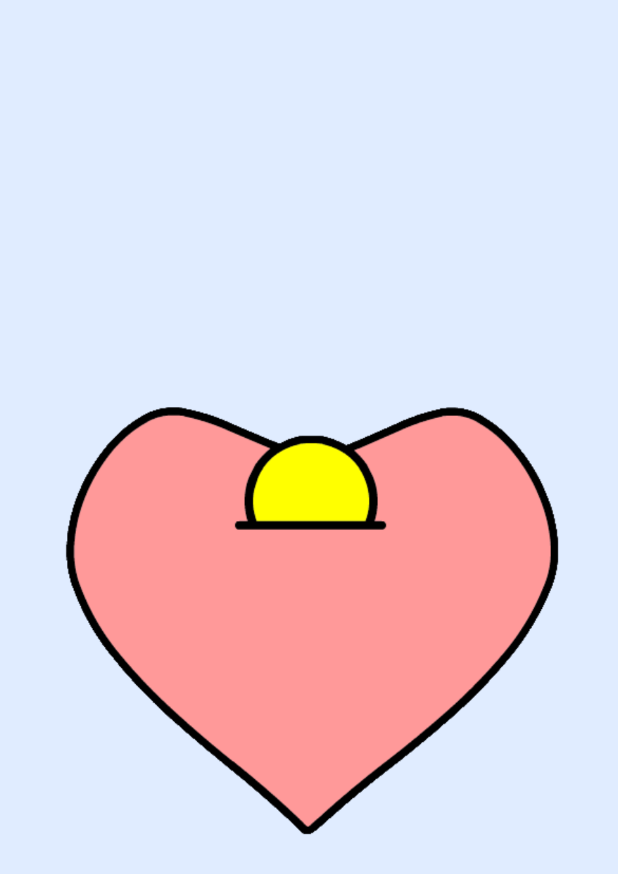
After one commit to vico37/ProjetSaeDon, an Android app: the SplashActivity screen opened directly, with no data from a screen before it, on a phone screen of 412 x 824 dp. The commit adds this screen. Shown: the top 874 px of the screen. Run offline under Robolectric (Android 15) with nearby library versions, the phone set to English and light mode, and no system bars.

Commit message:
Ajout du Splash ( Xml + Java )

```diff
--- /dev/null
+++ b/app/src/main/java/iut/dam/projetsaedon/login/LoginActivity.java
@@ -0,0 +1,4 @@
+package iut.dam.projetsaedon.login;
+
+public class LoginActivity {
+}
--- /dev/null
+++ b/app/src/main/java/iut/dam/projetsaedon/splash/SplashActivity.java
@@ -0,0 +1,25 @@
+package iut.dam.projetsaedon.splash;
+
+import android.content.Intent;
+import android.os.Bundle;
+import android.os.Handler;
+import android.os.Looper;
+
+import androidx.appcompat.app.AppCompatActivity;
+
+import iut.dam.projetsaedon.R;
+import iut.dam.projetsaedon.login.LoginActivity;
+
+public class SplashActivity extends AppCompatActivity {
+
+    private static final int SPLASH_DURATION = 2000; // 2 secondes
+    @Override
+    protected void onCreate(Bundle savedInstanceState) {
+        super.onCreate(savedInstanceState);
+        setContentView(R.layout.activity_splash);
+        new Handler(Looper.getMainLooper()).postDelayed(() -> {
+            startActivity(new Intent(SplashActivity.this, LoginActivity.class));
+            finish();
+        }, SPLASH_DURATION);
+    }
+}
--- /dev/null
+++ b/app/src/main/res/layout/activity_splash.xml
@@ -0,0 +1,19 @@
+<?xml version="1.0" encoding="utf-8"?>
+<LinearLayout
+    xmlns:android="http://schemas.android.com/apk/res/android"
+    xmlns:tools="http://schemas.android.com/tools"
+    android:id="@+id/main"
+    android:layout_width="match_parent"
+    android:layout_height="match_parent"
+    android:orientation="vertical"
+    android:gravity="center"
+    tools:context=".splash.SplashActivity"
+    android:background="@color/BleuFond">
+    <ImageView
+        android:id="@+id/imageView"
+        android:layout_width="wrap_content"
+        android:layout_height="349dp"
+        android:layout_margin="16dp"
+        android:adjustViewBounds="true"
+        android:src="@drawable/logo" />
+</LinearLayout>
--- a/app/src/main/res/values/colors.xml
+++ b/app/src/main/res/values/colors.xml
@@ -2,4 +2,7 @@
 <resources>
     <color name="black">#FF000000</color>
     <color name="white">#FFFFFFFF</color>
+    <color name="colorPrimary">#2196F3</color>
+    <color name="colorPrimaryDark">#1976D2</color>
+    <color name="BleuFond">#E0ECFF</color>
 </resources>
```
Also changed, not shown: app/src/main/AndroidManifest.xml (+5 -4 lines), app/src/main/java/iut/dam/projetsaedon/MainActivity.java (deleted, +0 -24 lines), app/src/main/res/layout/activity_main.xml (deleted, +0 -19 lines), app/src/main/res/drawable/logo.png (added).
